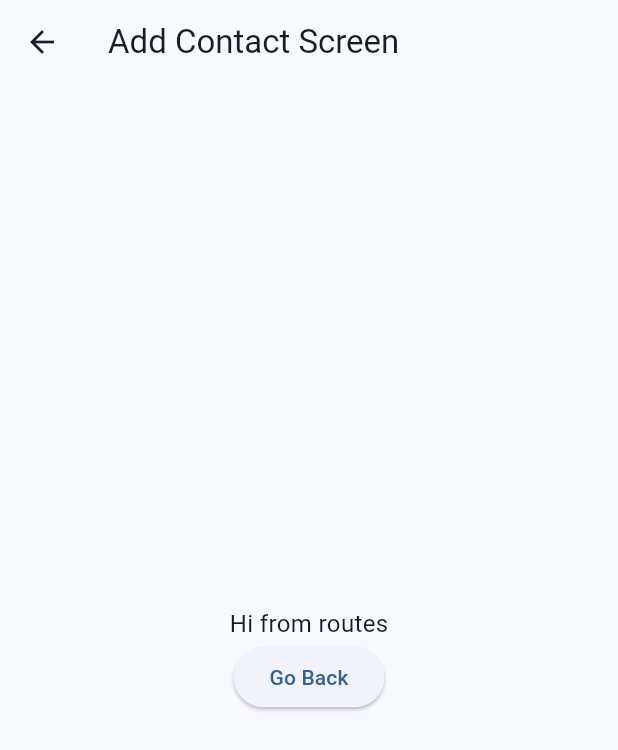
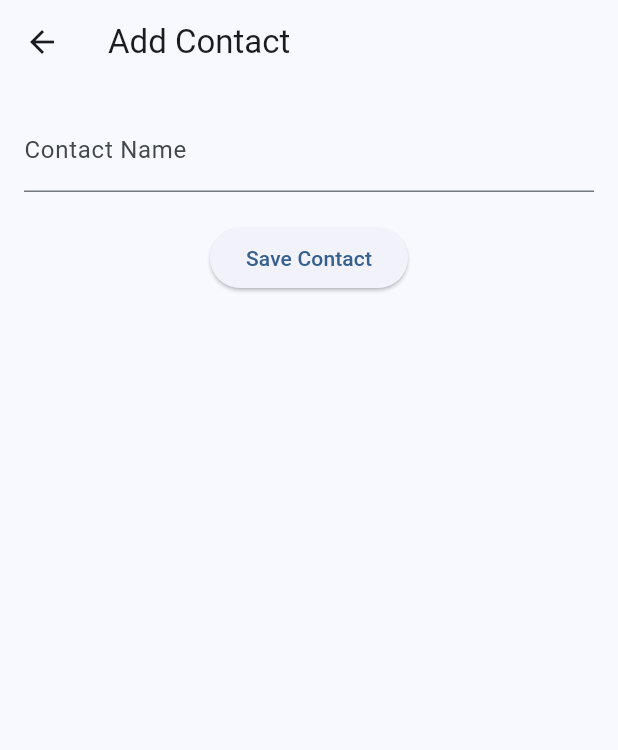
Before and after one commit to kphan1692/flutter_contactlist, a Flutter app: the AddContactScreen screen opened by its route, on a phone screen of 412 x 824 dp. Shown: the top 750 px of the screen. Run offline on Flutter 3.47's test engine with Material 3 defaults, Android fonts, the phone set to English and light mode, and no system bars.

Commit message:
Finished App

```diff
--- a/lib/screens/add_contact_screen.dart
+++ b/lib/screens/add_contact_screen.dart
@@ -1,26 +1,55 @@
 import 'package:flutter/material.dart';
+import 'package:provider/provider.dart';
+import '../providers/contact_provider.dart';
 
-class AddContactScreen extends StatelessWidget {
-  final String data;
+class AddContactScreen extends StatefulWidget {
+  const AddContactScreen({super.key});
 
-  const AddContactScreen({super.key, required this.data});
+  @override
+  State<AddContactScreen> createState() => _AddContactScreenState();
+}
+
+class _AddContactScreenState extends State<AddContactScreen> {
+  final _formKey = GlobalKey<FormState>();
+  final _controller = TextEditingController();
+
+  @override
+  void dispose() {
+    _controller.dispose();
+    super.dispose();
+  }
 
   @override
   Widget build(BuildContext context) {
     return Scaffold(
-      appBar: AppBar(title: const Text('Add Contact Screen')),
-      body: Center(
+      appBar: AppBar(title: const Text("Add Contact")),
+      body: Padding(
+        padding: const EdgeInsets.all(16.0),
+        child: Form(
+          key: _formKey,
           child: Column(
-          mainAxisAlignment: MainAxisAlignment.center,
-          children: <Widget>[
-            Text(data),
+            children: [
+              TextFormField(
+                controller: _controller,
+                decoration: const InputDecoration(labelText: 'Contact Name'),
+                validator: (value) => (value?.trim().isEmpty ?? true)
+                    ? 'Name cannot be empty'
+                    : null,
+              ),
+              const SizedBox(height: 20),
               ElevatedButton(
                 onPressed: () {
+                  if (_formKey.currentState!.validate()) {
+                    context.read<ContactProvider>().addContact(
+                      _controller.text,
+                    );
                     Navigator.pop(context);
+                  }
                 },
-              child: Text('Go Back'),
+                child: const Text('Save Contact'),
+              ), //ElevatedButton
+            ],
           ),
-          ],
         ),
       ),
     );
```
Also changed, not shown: lib/main.dart (+8 -3 lines), lib/screens/contact_list_screen.dart (+16 -8 lines). Lines whose indentation alone changed are shown as unchanged.
